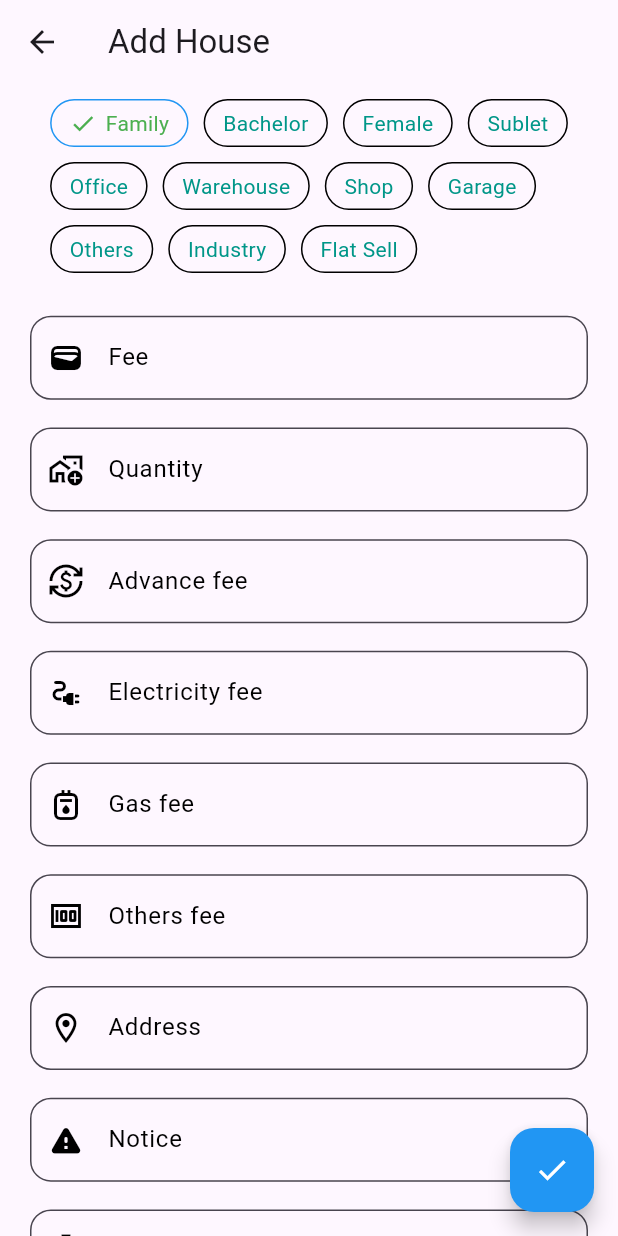
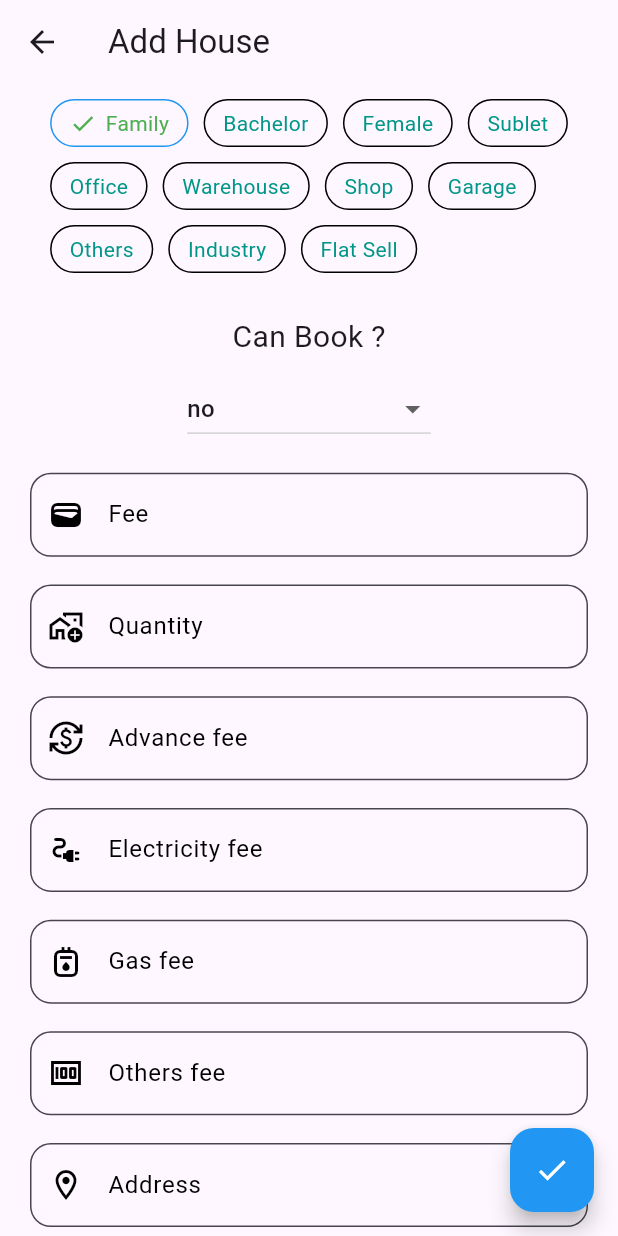
Before and after one commit to Ebrahim683/Rent-House-App, a Flutter app: the AddHousePage screen opened by its route, on a phone screen of 412 x 824 dp. Run offline on Flutter 3.47's test engine with Material 2 defaults, Android fonts, the phone set to English and light mode, and no system bars; drawn by our look-alikes of loading_overlay; our stand-ins replace cached_network_image, chips_choice_null_safety, cool_alert, dio, dropdown_button2, flutter_bloc and 11 more; missing offline and left inert: appinio_video_player, video_compress; accounts and stored records are empty.

Commit message:
can book updated

```diff
--- a/lib/data/model/gethousemodel/get_house_model.dart
+++ b/lib/data/model/gethousemodel/get_house_model.dart
@@ -25,6 +25,7 @@ class GetHouseModel with _$GetHouseModel {
     @JsonKey(name: 'address') String? address,
     @JsonKey(name: 'notice') String? notice,
     @JsonKey(name: 'status') String? status,
+    @JsonKey(name: 'can_book') String? canBook,
     @JsonKey(name: 'time') String? time,
   }) = _GetHouseModel;
   factory GetHouseModel.fromJson(Map<String, dynamic> json) =>
--- a/lib/data/model/owner/ownerhousemodel/owner_house_list_model.dart
+++ b/lib/data/model/owner/ownerhousemodel/owner_house_list_model.dart
@@ -36,6 +36,7 @@ class OwnerHouseModel with _$OwnerHouseModel {
     @JsonKey(name: 'address') String? address,
     @JsonKey(name: 'notice') String? notice,
     @JsonKey(name: 'status') String? status,
+    @JsonKey(name: 'can_book') String? canBook,
   }) = _OwnerHouseModel;
   factory OwnerHouseModel.fromJson(Map<String, dynamic> json) =>
       _$OwnerHouseModelFromJson(json);
--- a/lib/data/network/repository/add_house_repository.dart
+++ b/lib/data/network/repository/add_house_repository.dart
@@ -1,3 +1,4 @@
+import 'dart:developer';
 import 'dart:io';
 
 import 'package:dio/dio.dart';
@@ -16,10 +17,12 @@ class AddHouseRepository {
     required String address,
     required String notice,
     required String status,
+    required String canBook,
     required String category,
     required List<File> imageList,
     required File video,
   }) async {
+    log('${canBook}repo');
     List<dynamic> images = [];
     for (var i = 0; i < imageList.length; i++) {
       var path = imageList[i].path;
@@ -43,6 +46,7 @@ class AddHouseRepository {
       'address': address,
       'notice': notice,
       'status': status,
+      'canBook': canBook,
     };
     return await ApiService.postApi(path: addHouse, body: map, data: formData);
   }
--- a/lib/main.dart
+++ b/lib/main.dart
@@ -6,6 +6,8 @@ import 'package:rent_house/routers/routes.dart';
 import 'package:rent_house/utils/app_colors.dart';
 
 void main(List<String> args) async {
+  WidgetsFlutterBinding.ensureInitialized();
+  // await Firebase.initializeApp();
   await GetStorage.init();
   runApp(const MyApp());
 }
--- a/lib/pages/house/details/house_details.dart
+++ b/lib/pages/house/details/house_details.dart
@@ -307,6 +307,10 @@ class _HouseDetailsPageState extends State<HouseDetailsPage> {
                         Container(
                           margin: EdgeInsets.symmetric(horizontal: 20.w),
                           width: Get.width,
+                          child: Visibility(
+                            visible: widget.getHouseModel.canBook == 'yes'
+                                ? true
+                                : false,
                             child: MaterialButton(
                               color: Colors.orange[300],
                               shape: RoundedRectangleBorder(
@@ -338,6 +342,7 @@ class _HouseDetailsPageState extends State<HouseDetailsPage> {
                               ),
                             ),
                           ),
+                        ),
                         gap(),
                       ],
                     ),
--- a/lib/pages/owners/addhouse/add_house_page.dart
+++ b/lib/pages/owners/addhouse/add_house_page.dart
@@ -1,6 +1,5 @@
 import 'dart:developer';
 import 'dart:io';
-
 import 'package:chips_choice_null_safety/chips_choice_null_safety.dart';
 import 'package:flutter/material.dart';
 import 'package:flutter_bloc/flutter_bloc.dart';
@@ -11,10 +10,8 @@ import 'package:loading_overlay/loading_overlay.dart';
 import 'package:lottie/lottie.dart';
 import 'package:rent_house/state/cubit/owner/addhouse/add_house_cubit.dart';
 import 'package:rent_house/state/cubit/owner/addhouse/add_house_state.dart';
-import 'package:rent_house/utils/storage_utils.dart';
 import 'package:rent_house/utils/utils.dart';
 import 'package:video_compress/video_compress.dart';
-
 import '../../../widget/app_widget.dart';
 
 class AddHousePage extends StatefulWidget {
@@ -61,6 +58,7 @@ class _AddHousePageState extends State<AddHousePage> {
     'industry',
     'flat',
   ];
+  String canBook = 'no';
   String category = '';
   final picker = ImagePicker();
   File? image1;
@@ -158,6 +156,30 @@ class _AddHousePageState extends State<AddHousePage> {
                         color: Colors.teal, borderColor: Colors.black),
                     choiceActiveStyle: const C2ChoiceStyle(
                         color: Colors.green, borderColor: Colors.blue),
+                  ),
+                  gap(),
+                  const Text(
+                    'Can Book ?',
+                    style: TextStyle(fontSize: 20),
+                  ),
+                  gap(h: 10.h),
+                  DropdownButton(
+                    hint: const Text('Can book the room'),
+                    value: canBook,
+                    items: ['yes', 'no']
+                        .map(
+                          (item) => DropdownMenuItem(
+                            value: item,
+                            child: Text(item.toString()),
+                          ),
+                        )
+                        .toList(),
+                    onChanged: (value) {
+                      setState(() {
+                        canBook = value as String;
+                      });
+                      log(canBook);
+                    },
                   ),
                   gap(),
                   inputText(
@@ -292,7 +314,7 @@ class _AddHousePageState extends State<AddHousePage> {
                       ),
                       child: Text(
                         video == null
-                            ? 'Select a sort video under 15 second'
+                            ? 'Select a sort video under 1 minute'
                             : video.toString(),
                         style: TextStyle(color: Colors.white, fontSize: 15.sp),
                       ),
@@ -318,7 +340,7 @@ class _AddHousePageState extends State<AddHousePage> {
           String address = addressController.text.toString();
           String notice = noticeController.text.toString();
           String status = statusController.text.toString();
-          log(StorageUtils.getLocation().toString());
+
           if (fee == '') {
             showGetSnackBar(title: 'Error', message: 'Enter fee');
           } else if (quantity == '') {
@@ -354,6 +376,7 @@ class _AddHousePageState extends State<AddHousePage> {
                 address: address,
                 notice: notice,
                 status: status,
+                canBook: canBook,
                 category: category == '' ? 'family' : category,
                 imageList: images!,
                 video: video!);
--- a/lib/pages/owners/dashboard/owner_dashboard_page.dart
+++ b/lib/pages/owners/dashboard/owner_dashboard_page.dart
@@ -148,8 +148,10 @@ class _OwnerDashboardPageState extends State<OwnerDashboardPage> {
                                   state.ownerHouseListModel.message.toString()),
                               gap(),
                               refreshButton(onPress: () {
-                                BlocProvider.of<ShowOwnerHouseCubit>(context)
-                                    .showOwnerHouse();
+                                setState(() {
+                                  BlocProvider.of<ShowOwnerHouseCubit>(context)
+                                      .showOwnerHouse();
+                                });
                               }),
                             ],
                           ),
--- a/lib/state/cubit/owner/addhouse/add_house_cubit.dart
+++ b/lib/state/cubit/owner/addhouse/add_house_cubit.dart
@@ -1,3 +1,4 @@
+import 'dart:developer';
 import 'dart:io';
 
 import 'package:flutter_bloc/flutter_bloc.dart';
@@ -18,12 +19,14 @@ class AddHouseCubit extends Cubit<AddHouseState> {
     required String address,
     required String notice,
     required String status,
+    required String canBook,
     required String category,
     required List<File> imageList,
     required File video,
   }) async {
     emit(AddHouseLoadingState());
     try {
+      log('${canBook}cubit');
       final result = await AddHouseRepository.addHouseRepo(
         fee: fee,
         advanceFee: advanceFee,
@@ -34,9 +37,10 @@ class AddHouseCubit extends Cubit<AddHouseState> {
         address: address,
         notice: notice,
         status: status,
+        canBook: canBook,
         category: category,
         imageList: imageList,
-        video:video,
+        video: video,
       );
       AddHouseModel addHouseModel = AddHouseModel.fromJson(result);
       emit(AddHouseSuccessState(addHouseModel));
--- a/lib/state/cubit/owner/updatehouse/update_house_cubit.dart
+++ b/lib/state/cubit/owner/updatehouse/update_house_cubit.dart
@@ -18,6 +18,7 @@ class UpdateHouseCubit extends Cubit<UpdateHouseState> {
     required String address,
     required String notice,
     required String status,
+    required String canBook,
   }) async {
     emit(UpdateHouseLoadingState());
     try {
@@ -32,7 +33,9 @@ class UpdateHouseCubit extends Cubit<UpdateHouseState> {
         othersFee: othersFee,
         address: address,
         notice: notice,
-          status: status);
+        status: status,
+        canBook: canBook,
+      );
       AuthModel authModel = AuthModel.fromJson(result);
       emit(UpdateHouseSuccessState(authModel));
     } catch (e) {
--- a/pubspec.yaml
+++ b/pubspec.yaml
@@ -66,6 +66,10 @@ dependencies:
   cached_network_image: ^3.2.3
   appinio_video_player: ^1.2.1
   video_compress: ^3.1.2
+  #notification
+  onesignal_flutter: ^3.5.1
+  #firebase
+  # firebase_core: ^2.11.0
 
 dev_dependencies:
   flutter_test:
```
Also changed, not shown: lib/data/network/repository/update_house_repository.dart (+4 -3 lines), lib/pages/owners/dashboard/room_widget.dart (+11 -0 lines), lib/pages/owners/updatehouse/update_house_page.dart (+36 -23 lines), lib/data/model/gethousemodel/get_house_model.freezed.dart, lib/data/model/gethousemodel/get_house_model.g.dart, lib/data/model/owner/ownerhousemodel/owner_house_list_model.freezed.dart, lib/data/model/owner/ownerhousemodel/owner_house_list_model.g.dart, pubspec.lock. Lines whose indentation alone changed are shown as unchanged.
